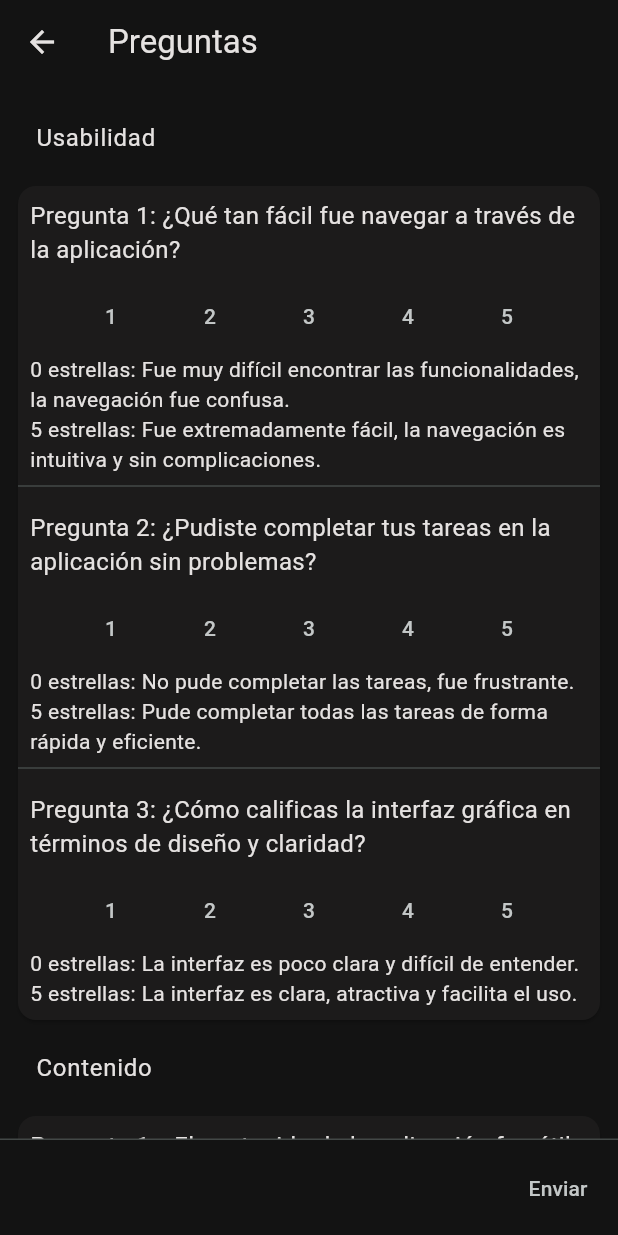
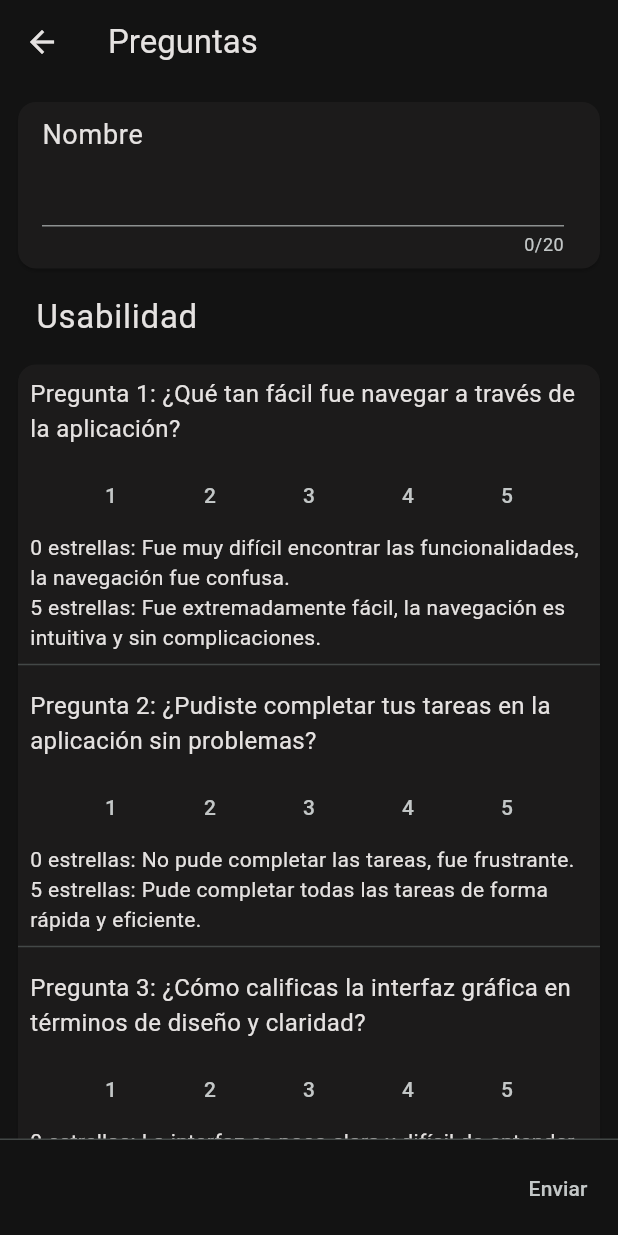
Before and after one commit to etoPok/remoteAdminApp, a Flutter app: the _QuestionPage screen opened directly, on a phone screen of 412 x 824 dp. Run offline on Flutter 3.47's test engine with Material 3 defaults, Android fonts, the phone set to English and light mode, and no system bars; our stand-ins replace flutter_local_notifications, flutter_timezone, google_fonts, shared_preferences, sqflite, timezone; missing offline and left inert: flutter_email_sender; accounts and stored records are empty; Roboto replaces fonts that are missing (Abel).

Commit message:
fix: about

```diff
--- a/assets/data/questions.json
+++ b/assets/data/questions.json
@@ -1,4 +1,10 @@
 {
+    "Usuario": [
+        {
+            "titulo": "Nombre",
+            "valor": ""
+        }
+    ],
     "Usabilidad": [
         {
             "id": 1,
--- a/lib/pages/about.dart
+++ b/lib/pages/about.dart
@@ -291,6 +291,7 @@ class _QuestionPageState extends State<_QuestionPage> {
         itemBuilder: (_, val) {
           final List<Widget> widgetsForCard = [];
 
+          if (_questionEntries[val] != "Usuario") {
             for (var q in _questions[_questionEntries[val]]) {
               widgetsForCard.add(Padding(
                 padding: EdgeInsets.all(8),
@@ -356,13 +357,28 @@ class _QuestionPageState extends State<_QuestionPage> {
                   SizedBox(height: 8) : Divider()
               );
             }
+          }
 
           return Column(
             children: <Widget>[
-              ListTile(title: Text(_questionEntries[val])),
+              if (_questionEntries[val] == "Usuario") ...[
+                Card(
+                  child: ListTile(
+                    title: const Text("Nombre", style: TextStyle(fontSize: 18)),
+                    subtitle: TextField(
+                      onSubmitted: (value) {
+                        _questions[_questionEntries[val]].first["valor"] = value;
+                      },
+                      maxLength: 20,
+                    )
+                  )
+                ),
+              ] else ...[
+                ListTile(title: Text(_questionEntries[val], style: TextStyle(fontSize: 22))),
                 Card(
                   child: Column(children: widgetsForCard)
                 )
+              ]
             ]
           );
         }
```
Lines whose indentation alone changed are shown as unchanged.
